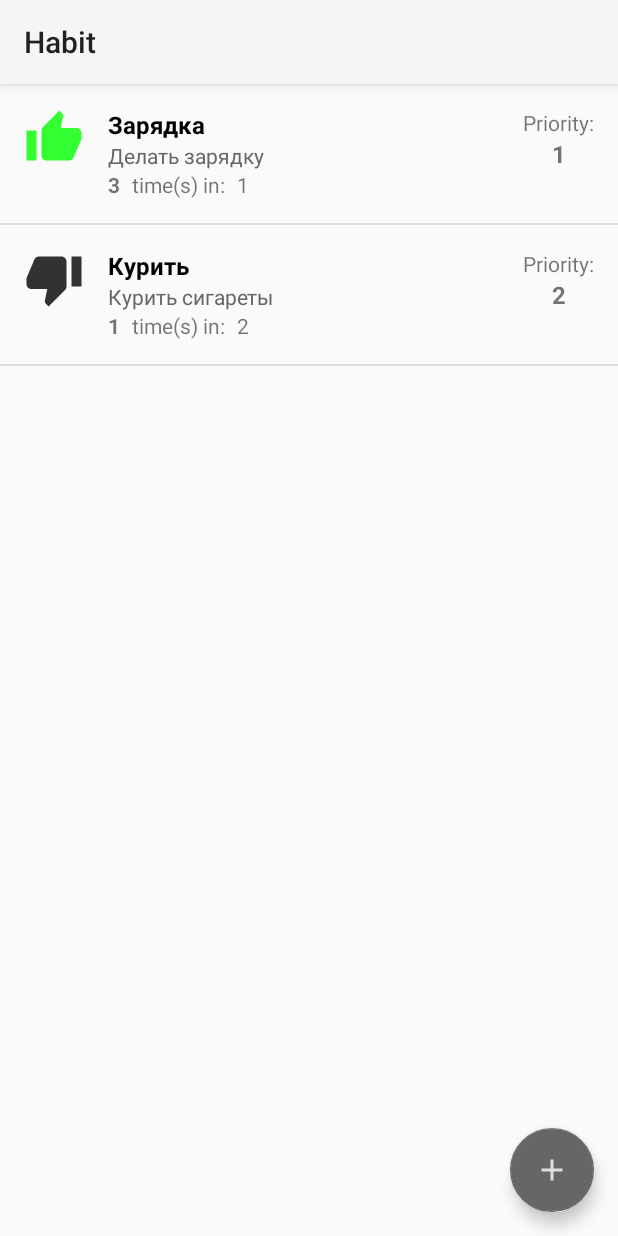
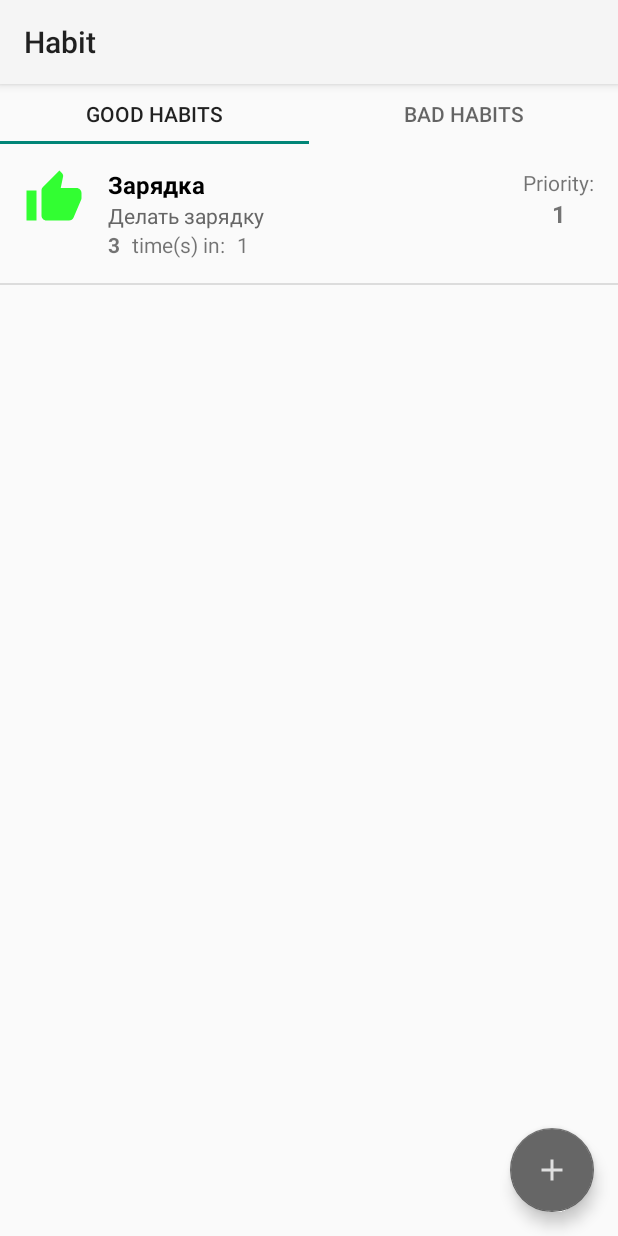
Before and after one commit to NorraBjornen/Homework3Doubletapp, an Android app: the screen it shows after launch (MainActivity), on a phone screen of 412 x 824 dp. Run offline under Robolectric (Android 15) with nearby library versions, the phone set to English and light mode, and no system bars.

Commit message:
Табы

```diff
--- a/app/src/main/java/com/example/homework3doubletapp/model/Repository.kt
+++ b/app/src/main/java/com/example/homework3doubletapp/model/Repository.kt
@@ -38,5 +38,9 @@ class Repository {
             }
             return null
         }
+
+        fun getHabits(habitType: HabitType) : List<Habit>{
+            return habits.filter { it.type == habitType }
+        }
     }
 }
--- a/app/src/main/java/com/example/homework3doubletapp/recycler/Adapter.kt
+++ b/app/src/main/java/com/example/homework3doubletapp/recycler/Adapter.kt
@@ -5,8 +5,13 @@ import android.view.ViewGroup
 import androidx.recyclerview.widget.RecyclerView
 import com.example.homework3doubletapp.R
 import com.example.homework3doubletapp.model.Habit
+import com.example.homework3doubletapp.model.HabitType
+import com.example.homework3doubletapp.model.Repository
 
-class Adapter(private val habits: List<Habit>) : RecyclerView.Adapter<ViewHolder>() {
+class Adapter(private val habits: List<Habit>, private val habitType: HabitType) : RecyclerView.Adapter<ViewHolder>() {
+
+    private var myHabits : List<Habit> = Repository.habits.filter { it.type == habitType }
+
     override fun onCreateViewHolder(parent: ViewGroup, viewType: Int): ViewHolder {
         val inflater = LayoutInflater.from(parent.context)
         return ViewHolder(
@@ -17,8 +22,16 @@ class Adapter(private val habits: List<Habit>) : RecyclerView.Adapter<ViewHolder
             )
         )
     }
-    override fun getItemCount(): Int = habits.size
+    override fun getItemCount(): Int {
+        return myHabits.size
+    }
     override fun onBindViewHolder(holder: ViewHolder, position: Int) {
-        holder.bind(habits[position])
+        holder.bind(myHabits[position])
+    }
+
+    fun setItems(){
+        myHabits = Repository.habits.filter {
+            it.type == habitType
+        }
     }
 }
--- /dev/null
+++ b/app/src/main/java/com/example/homework3doubletapp/recycler/PagerAdapter.kt
@@ -0,0 +1,21 @@
+package com.example.homework3doubletapp.recycler
+
+import androidx.appcompat.app.AppCompatActivity
+import androidx.fragment.app.Fragment
+import androidx.viewpager2.adapter.FragmentStateAdapter
+import com.example.homework3doubletapp.model.HabitType
+import com.example.homework3doubletapp.screens.ListFragment
+import com.example.homework3doubletapp.screens.MainFragment
+import java.lang.IllegalStateException
+
+class PagerAdapter(activity : AppCompatActivity) : FragmentStateAdapter(activity) {
+    override fun getItemCount() = 2
+
+    override fun createFragment(position: Int): Fragment {
+        return when(position) {
+            0 -> ListFragment.newInstance("good fragment", HabitType.GOOD)
+            1 -> ListFragment.newInstance("bad fragment", HabitType.BAD)
+            else -> throw IllegalStateException("Illegal position")
+        }
+    }
+}
--- a/app/src/main/java/com/example/homework3doubletapp/screen_controller/MainActivity.kt
+++ b/app/src/main/java/com/example/homework3doubletapp/screen_controller/MainActivity.kt
@@ -6,9 +6,10 @@ import android.widget.Toast
 import androidx.appcompat.app.ActionBarDrawerToggle
 import androidx.appcompat.app.AppCompatActivity
 import com.example.homework3doubletapp.R
+import com.example.homework3doubletapp.model.HabitType
 import com.example.homework3doubletapp.screens.AboutFragment
 import com.example.homework3doubletapp.screens.DetailsFragment
-import com.example.homework3doubletapp.screens.ListFragment
+import com.example.homework3doubletapp.screens.MainFragment
 import com.google.android.material.navigation.NavigationView
 import kotlinx.android.synthetic.main.activity_main.*
 
@@ -25,14 +26,15 @@ class MainActivity : AppCompatActivity(),
         navigation_drawer.setNavigationItemSelectedListener(this)
 
         val fragment =
-            ListFragment.newInstance(
-                "some name"
+            MainFragment.newInstance(
+                "some name",
+                HabitType.BAD
             )
 
         val transaction = supportFragmentManager.beginTransaction()
 
         transaction
-            .add(R.id.main_container, fragment, "list_fragment")
+            .add(R.id.main_container, fragment, "main_fragment")
             .commit()
     }
 
@@ -49,7 +51,7 @@ class MainActivity : AppCompatActivity(),
     }
 
     override fun startMainScreen() {
-        val fragment = ListFragment.newInstance("some name")
+        val fragment = MainFragment.newInstance("some name", HabitType.BAD)
 
         supportFragmentManager.popBackStackImmediate()
 
--- a/app/src/main/java/com/example/homework3doubletapp/screens/DetailsFragment.kt
+++ b/app/src/main/java/com/example/homework3doubletapp/screens/DetailsFragment.kt
@@ -1,5 +1,6 @@
 package com.example.homework3doubletapp.screens
 
+import android.content.Context
 import android.graphics.Color
 import android.os.Bundle
 import android.view.LayoutInflater
@@ -15,12 +16,20 @@ import com.example.homework3doubletapp.R
 import com.example.homework3doubletapp.model.Habit
 import com.example.homework3doubletapp.model.HabitType
 import com.example.homework3doubletapp.model.Repository
+import com.example.homework3doubletapp.screen_controller.FragmentChanger
 import kotlinx.android.synthetic.main.fragment_details.*
 
 class DetailsFragment : Fragment(), View.OnClickListener {
 
     var habit : Habit? = null
     var selectedColor = -1
+
+    var callback : FragmentChanger? = null
+
+    override fun onAttach(context: Context) {
+        super.onAttach(context)
+        callback = activity as FragmentChanger
+    }
 
     override fun onCreateView(inflater: LayoutInflater, container: ViewGroup?, savedInstanceState: Bundle?): View? =
         inflater.inflate(R.layout.fragment_details, container, false)
--- a/app/src/main/java/com/example/homework3doubletapp/screens/ListFragment.kt
+++ b/app/src/main/java/com/example/homework3doubletapp/screens/ListFragment.kt
@@ -1,6 +1,5 @@
 package com.example.homework3doubletapp.screens
 
-import android.content.Context
 import android.os.Bundle
 import android.view.LayoutInflater
 import android.view.View
@@ -8,57 +7,55 @@ import android.view.ViewGroup
 import androidx.fragment.app.Fragment
 import androidx.recyclerview.widget.DividerItemDecoration
 import com.example.homework3doubletapp.R
+import com.example.homework3doubletapp.model.HabitType
 import com.example.homework3doubletapp.model.Repository
 import com.example.homework3doubletapp.recycler.Adapter
-import com.example.homework3doubletapp.screen_controller.FragmentChanger
 import kotlinx.android.synthetic.main.fragment_list.*
 
+class ListFragment : Fragment() {
+    private var adapter : Adapter? = null
 
-class ListFragment : Fragment() {
-
-    var adapter : Adapter? = null
-
-    var callback : FragmentChanger? = null
-
-    override fun onAttach(context: Context) {
-        super.onAttach(context)
-        callback = activity as FragmentChanger
+    override fun onCreateView(
+        inflater: LayoutInflater,
+        container: ViewGroup?,
+        savedInstanceState: Bundle?
+    ): View? {
+        return inflater.inflate(R.layout.fragment_list, container, false)
     }
-
-    override fun onCreateView(inflater: LayoutInflater, container: ViewGroup?, savedInstanceState: Bundle?): View? =
-        inflater.inflate(R.layout.fragment_list, container, false)
 
     override fun onViewCreated(view: View, savedInstanceState: Bundle?) {
         super.onViewCreated(view, savedInstanceState)
-        fab.setOnClickListener {
-            callback?.startDetailsScreen(null)
-        }
 
         val decoration =
             DividerItemDecoration(activity, DividerItemDecoration.VERTICAL)
         recycler.addItemDecoration(decoration)
 
-        adapter = Adapter(Repository.habits)
+        val habitType = arguments?.get(ARGS_TYPE) as HabitType
+
+        adapter = Adapter(Repository.habits, habitType)
 
 
         recycler.adapter = adapter
     }
 
+    override fun onResume() {
+        super.onResume()
+        Repository.habits.sortBy { it.priority }
+        adapter?.setItems()
+        adapter?.notifyDataSetChanged()
+    }
+
     companion object {
         private const val ARGS_NAME = "args_name"
+        private const val ARGS_TYPE = "args_type"
 
-        fun newInstance(name : String) : ListFragment{
-            val fragment =  ListFragment()
+        fun newInstance(name : String, habitType: HabitType) : ListFragment{
+            val fragment = ListFragment()
             val bundle = Bundle()
             bundle.putString(ARGS_NAME, name)
+            bundle.putSerializable(ARGS_TYPE, habitType)
             fragment.arguments = bundle
             return fragment
         }
     }
-
-    override fun onResume() {
-        super.onResume()
-        Repository.habits.sortBy { it.priority }
-        adapter?.notifyDataSetChanged()
-    }
 }
--- /dev/null
+++ b/app/src/main/java/com/example/homework3doubletapp/screens/MainFragment.kt
@@ -0,0 +1,66 @@
+package com.example.homework3doubletapp.screens
+
+import android.content.Context
+import android.os.Bundle
+import android.view.LayoutInflater
+import android.view.View
+import android.view.ViewGroup
+import androidx.appcompat.app.AppCompatActivity
+import androidx.fragment.app.Fragment
+import androidx.recyclerview.widget.DividerItemDecoration
+import com.example.homework3doubletapp.R
+import com.example.homework3doubletapp.model.HabitType
+import com.example.homework3doubletapp.model.Repository
+import com.example.homework3doubletapp.recycler.Adapter
+import com.example.homework3doubletapp.recycler.PagerAdapter
+import com.example.homework3doubletapp.screen_controller.FragmentChanger
+import com.google.android.material.tabs.TabLayoutMediator
+import kotlinx.android.synthetic.main.fragment_main.*
+
+
+class MainFragment : Fragment() {
+
+    var callback : FragmentChanger? = null
+
+    override fun onAttach(context: Context) {
+        super.onAttach(context)
+        callback = activity as FragmentChanger
+    }
+
+    override fun onCreateView(inflater: LayoutInflater, container: ViewGroup?, savedInstanceState: Bundle?): View? =
+        inflater.inflate(R.layout.fragment_main, container, false)
+
+    override fun onViewCreated(view: View, savedInstanceState: Bundle?) {
+        super.onViewCreated(view, savedInstanceState)
+
+        activity?.let {
+            view_pager.adapter = PagerAdapter(it as AppCompatActivity)
+            TabLayoutMediator(tab_layout, view_pager){ tab, position ->
+                val type = when(position) {
+                    0 -> "Good habits"
+                    1 -> "Bad habits"
+                    else -> throw IllegalStateException("Illegal position")
+                }
+                tab.text = type
+            }.attach()
+        }
+
+        fab.setOnClickListener {
+            callback?.startDetailsScreen(null)
+        }
+    }
+
+    companion object {
+        private const val ARGS_NAME = "args_name"
+        private const val ARGS_TYPE = "args_type"
+
+        fun newInstance(name : String, habitType: HabitType) : MainFragment{
+            val fragment =  MainFragment()
+            val bundle = Bundle()
+            bundle.putString(ARGS_NAME, name)
+            bundle.putSerializable(ARGS_TYPE, habitType)
+            fragment.arguments = bundle
+            return fragment
+        }
+    }
+}
--- a/app/src/main/res/layout/fragment_list.xml
+++ b/app/src/main/res/layout/fragment_list.xml
@@ -1,28 +1,7 @@
 <?xml version="1.0" encoding="utf-8"?>
-<androidx.coordinatorlayout.widget.CoordinatorLayout
+<androidx.recyclerview.widget.RecyclerView android:id="@+id/recycler"
+    android:layout_width="match_parent"
+    android:layout_height="match_parent"
+    app:layoutManager="androidx.recyclerview.widget.LinearLayoutManager"
     xmlns:android="http://schemas.android.com/apk/res/android"
-    xmlns:app="http://schemas.android.com/apk/res-auto"
-    xmlns:tools="http://schemas.android.com/tools"
-    android:layout_width="match_parent"
-    android:layout_height="match_parent">
-
-    <androidx.recyclerview.widget.RecyclerView
-        android:id="@+id/recycler"
-        android:layout_width="match_parent"
-        android:layout_height="match_parent"
-        app:layoutManager="androidx.recyclerview.widget.LinearLayoutManager"/>
-
-    <com.google.android.material.floatingactionbutton.FloatingActionButton
-        android:id="@+id/fab"
-        android:layout_width="wrap_content"
-        android:layout_height="wrap_content"
-        android:layout_gravity="bottom|end"
-        android:layout_margin="16dp"
-        app:backgroundTint="@color/grey"
-        app:tint="@color/colorWhite"
-        app:rippleColor="@color/colorWhite"
-        app:fabSize="normal"
-        app:srcCompat="@drawable/ic_action_plus"
-        />
-
-</androidx.coordinatorlayout.widget.CoordinatorLayout>
+    xmlns:app="http://schemas.android.com/apk/res-auto" />
--- /dev/null
+++ b/app/src/main/res/layout/fragment_main.xml
@@ -0,0 +1,38 @@
+<?xml version="1.0" encoding="utf-8"?>
+<androidx.constraintlayout.widget.ConstraintLayout
+    xmlns:android="http://schemas.android.com/apk/res/android"
+    xmlns:app="http://schemas.android.com/apk/res-auto"
+    xmlns:tools="http://schemas.android.com/tools"
+    android:layout_width="match_parent"
+    android:layout_height="match_parent">
+
+    <com.google.android.material.tabs.TabLayout
+        android:id="@+id/tab_layout"
+        android:layout_width="match_parent"
+        android:layout_height="40dp"
+        app:layout_constraintTop_toTopOf="parent"/>
+
+    <androidx.viewpager2.widget.ViewPager2
+        android:id="@+id/view_pager"
+        android:layout_width="match_parent"
+        android:layout_height="match_parent"
+        android:layout_marginTop="40dp"
+        app:layout_constraintTop_toBottomOf="@id/tab_layout"/>
+
+
+    <com.google.android.material.floatingactionbutton.FloatingActionButton
+        android:id="@+id/fab"
+        android:layout_width="wrap_content"
+        android:layout_height="wrap_content"
+        android:layout_gravity="bottom|end"
+        android:layout_margin="16dp"
+        app:backgroundTint="@color/grey"
+        app:tint="@color/colorWhite"
+        app:rippleColor="@color/colorWhite"
+        app:fabSize="normal"
+        app:srcCompat="@drawable/ic_action_plus"
+        app:layout_constraintRight_toRightOf="parent"
+        app:layout_constraintBottom_toBottomOf="parent"
+        />
+
+</androidx.constraintlayout.widget.ConstraintLayout>
```
